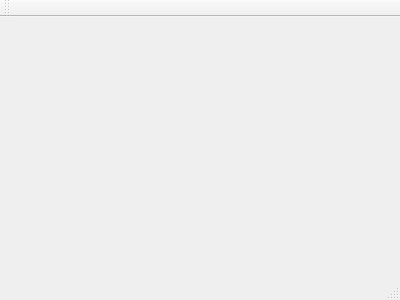
Qt form TP4-MySQL/mabase.ui (M-Rodrigue/BTS-SNIR) before a commit.
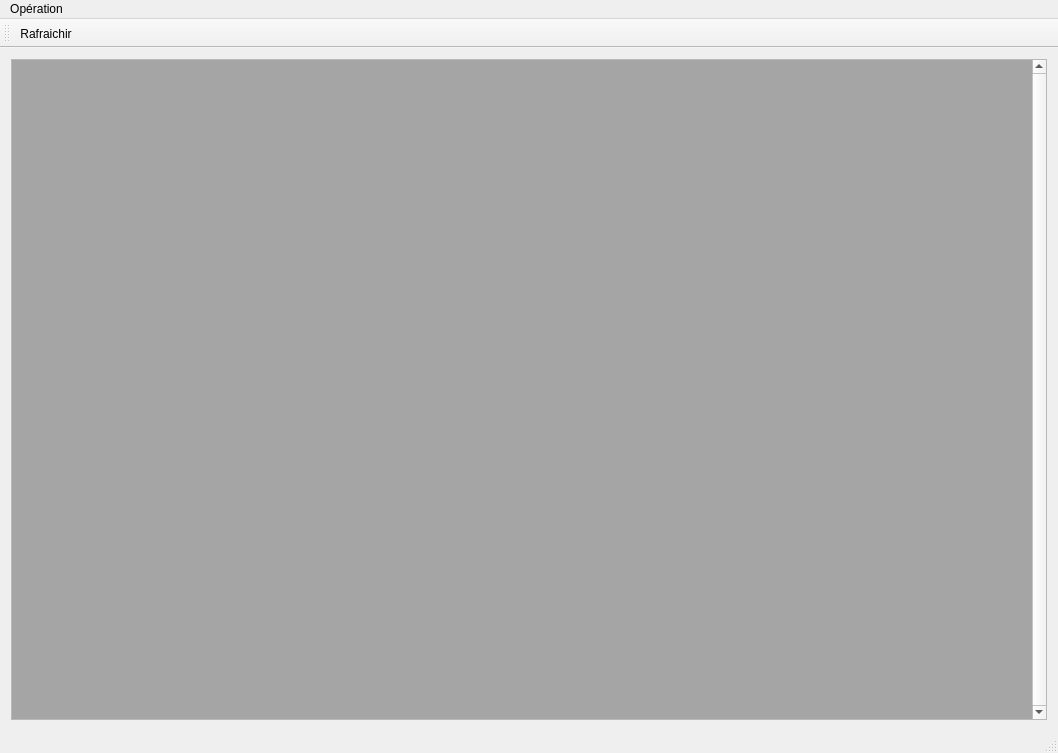
The same form after that commit.

Patch:
```diff
--- a/TP4-MySQL/mabase.ui
+++ b/TP4-MySQL/mabase.ui
@@ -1,24 +1,102 @@
 <ui version="4.0">
- <class>MaBase</class>
- <widget class="QMainWindow" name="MaBase" >
-  <property name="geometry" >
+ <class>MainWindow</class>
+ <widget class="QMainWindow" name="MainWindow">
+  <property name="geometry">
    <rect>
     <x>0</x>
     <y>0</y>
-    <width>400</width>
-    <height>300</height>
+    <width>1058</width>
+    <height>753</height>
    </rect>
   </property>
   <property name="windowTitle" >
    <string>MaBase</string>
   </property>
-  <widget class="QMenuBar" name="menuBar" />
-  <widget class="QToolBar" name="mainToolBar" />
-  <widget class="QWidget" name="centralWidget" />
-  <widget class="QStatusBar" name="statusBar" />
+  <widget class="QWidget" name="centralWidget">
+   <layout class="QVBoxLayout" name="verticalLayout">
+    <item>
+     <widget class="QTableView" name="tableView">
+      <property name="palette">
+       <palette>
+        <active>
+         <colorrole role="Base">
+          <brush brushstyle="SolidPattern">
+           <color alpha="255">
+            <red>165</red>
+            <green>165</green>
+            <blue>165</blue>
+           </color>
+          </brush>
+         </colorrole>
+        </active>
+        <inactive>
+         <colorrole role="Base">
+          <brush brushstyle="SolidPattern">
+           <color alpha="255">
+            <red>165</red>
+            <green>165</green>
+            <blue>165</blue>
+           </color>
+          </brush>
+         </colorrole>
+        </inactive>
+        <disabled>
+         <colorrole role="Base">
+          <brush brushstyle="SolidPattern">
+           <color alpha="255">
+            <red>68</red>
+            <green>68</green>
+            <blue>68</blue>
+           </color>
+          </brush>
+         </colorrole>
+        </disabled>
+       </palette>
+      </property>
+      <property name="verticalScrollBarPolicy">
+       <enum>Qt::ScrollBarAlwaysOn</enum>
+      </property>
+      <property name="horizontalScrollBarPolicy">
+       <enum>Qt::ScrollBarAlwaysOff</enum>
+      </property>
+     </widget>
+    </item>
+   </layout>
+  </widget>
+  <widget class="QMenuBar" name="menuBar">
+   <property name="geometry">
+    <rect>
+     <x>0</x>
+     <y>0</y>
+     <width>1058</width>
+     <height>21</height>
+    </rect>
+   </property>
+   <widget class="QMenu" name="menuOutils">
+    <property name="title">
+     <string>Opération</string>
+    </property>
+    <addaction name="actionRafraichir"/>
+   </widget>
+   <addaction name="menuOutils"/>
+  </widget>
+  <widget class="QToolBar" name="mainToolBar">
+   <attribute name="toolBarArea">
+    <enum>TopToolBarArea</enum>
+   </attribute>
+   <attribute name="toolBarBreak">
+    <bool>false</bool>
+   </attribute>
+   <addaction name="actionRafraichir"/>
+  </widget>
+  <widget class="QStatusBar" name="statusBar"/>
+  <action name="actionRafraichir">
+   <property name="text">
+    <string>Rafraichir</string>
+   </property>
+  </action>
  </widget>
- <layoutDefault spacing="6" margin="11" />
- <pixmapfunction></pixmapfunction>
+ <layoutdefault spacing="6" margin="11"/>
  <resources/>
  <connections/>
 </ui>
```
Left out of the diff: 5 changed lines with no effect on the pictures.
